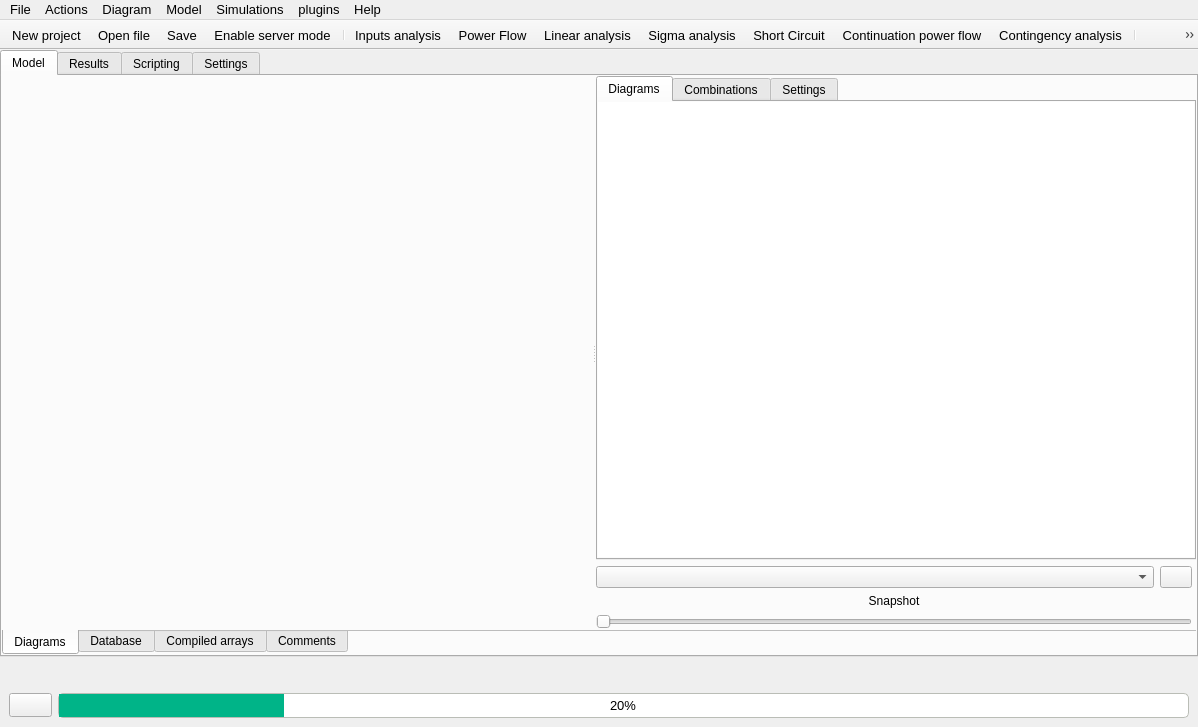
Above: src/GridCal/Gui/Main/MainWindow.ui from SanPen/GridCal before the change. Below: the same form after it.
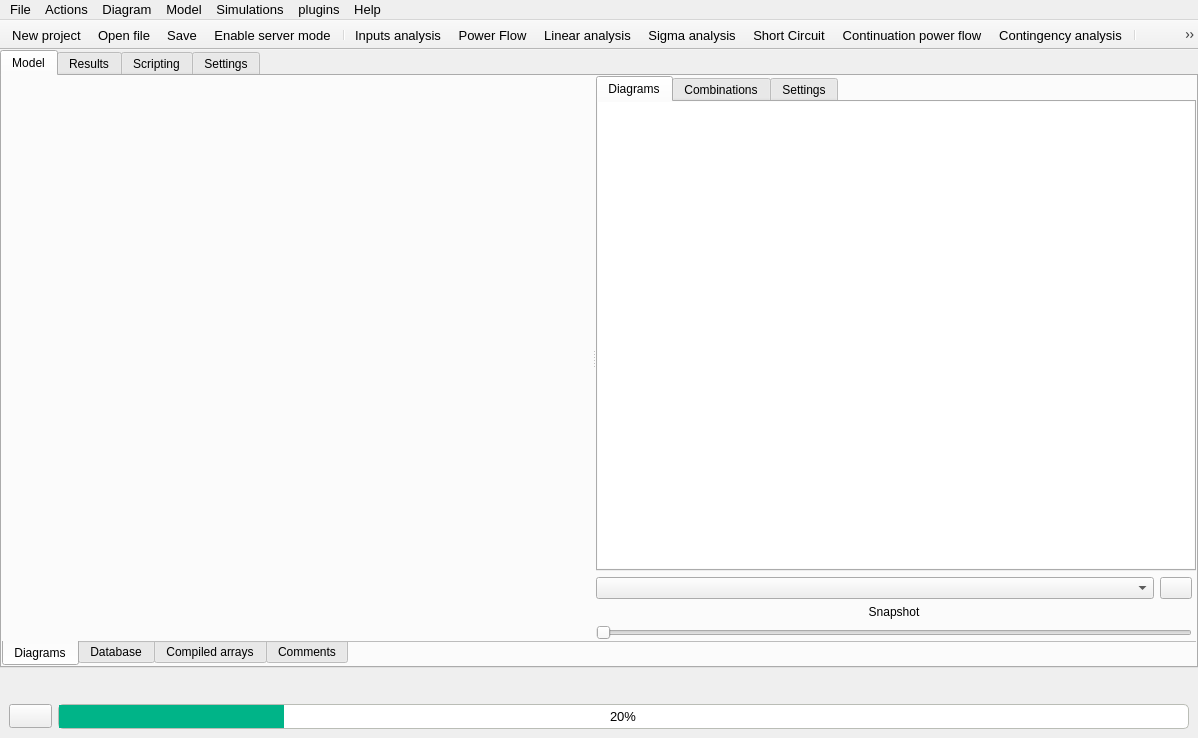
That is the form after the change. Icons and pictures are not drawn.

Patch:
```diff
--- a/src/GridCal/Gui/Main/MainWindow.ui
+++ b/src/GridCal/Gui/Main/MainWindow.ui
@@ -7,7 +7,7 @@
     <x>0</x>
     <y>0</y>
     <width>1198</width>
-    <height>698</height>
+    <height>738</height>
    </rect>
   </property>
   <property name="baseSize">
```
Left out of the diff: 15 changed lines with no effect on the pictures.
